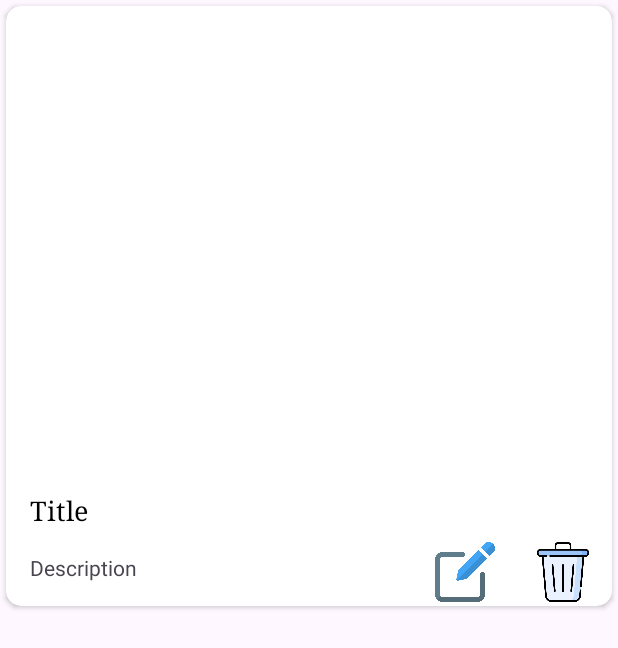
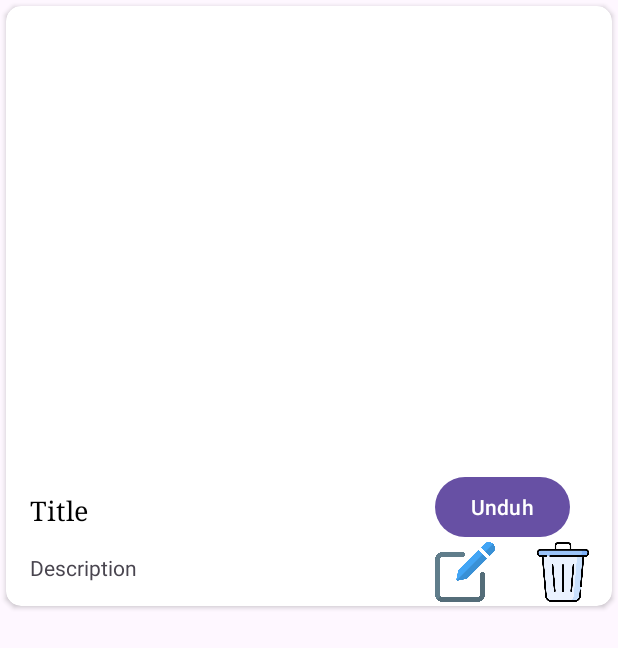
Before and after one commit to Ba3yoo/PAM-Project, an Android app: the layout row.xml on its own in the app's theme, with its tools: preview values and no code run, on a phone screen of 412 x 824 dp. Shown: the top 648 px of the screen. Run offline under Robolectric (Android 15) with nearby library versions, the phone set to English and light mode, and no system bars.

```diff
--- a/app/src/main/AndroidManifest.xml
+++ b/app/src/main/AndroidManifest.xml
@@ -1,6 +1,12 @@
 <?xml version="1.0" encoding="utf-8"?>
 <manifest xmlns:android="http://schemas.android.com/apk/res/android"
     xmlns:tools="http://schemas.android.com/tools">
+    <uses-permission android:name="android.permission.INTERNET"/>
+    <uses-permission android:name="android.permission.WRITE_EXTERNAL_STORAGE"
+        android:maxSdkVersion="32" />
+    <uses-permission android:name="android.permission.ACCESS_NETWORK_STATE"/>
+    <uses-permission android:name="android.permission.READ_EXTERNAL_STORAGE"
+        android:maxSdkVersion="32" />
 
     <application
         android:allowBackup="true"
--- a/app/src/main/java/com/example/pam_project/RecycleViewAdapter.kt
+++ b/app/src/main/java/com/example/pam_project/RecycleViewAdapter.kt
@@ -8,7 +8,8 @@ import com.example.pam_project.databinding.RowBinding
 class RecycleViewAdapter(
     private val reports: List<Report>,
     private val onEditClick: (Report) -> Unit,
-    private val onDeleteClick: (Report) -> Unit
+    private val onDeleteClick: (Report) -> Unit,
+    private val onDownloadClick: (Report)-> Unit
 ) : RecyclerView.Adapter<RecycleViewAdapter.ReportViewHolder>() {
 
     inner class ReportViewHolder(private val binding: RowBinding) :
@@ -29,6 +30,9 @@ class RecycleViewAdapter(
                 btnDelete.setOnClickListener {
                     onDeleteClick(report)
                 }
+                btnDownload.setOnClickListener {
+                    onDownloadClick(report)
+                }
             }
         }
     }
--- a/app/src/main/res/layout/row.xml
+++ b/app/src/main/res/layout/row.xml
@@ -96,6 +96,18 @@
                 app:layout_constraintVertical_bias="0.993"
                 app:srcCompat="@drawable/trash"
                 tools:ignore="MissingConstraints" />
+
+            <Button
+                android:id="@+id/btnDownload"
+                android:layout_width="wrap_content"
+                android:layout_height="wrap_content"
+                android:text="Unduh"
+                app:layout_constraintBottom_toBottomOf="parent"
+                app:layout_constraintEnd_toEndOf="parent"
+                app:layout_constraintHorizontal_bias="0.307"
+                app:layout_constraintStart_toEndOf="@+id/textTitle"
+                app:layout_constraintTop_toTopOf="parent"
+                app:layout_constraintVertical_bias="0.88" />
         </androidx.constraintlayout.widget.ConstraintLayout>
     </androidx.cardview.widget.CardView>
 </LinearLayout>
```
Also changed, not shown: app/src/main/java/com/example/pam_project/ListActivity.kt (+28 -6 lines).
